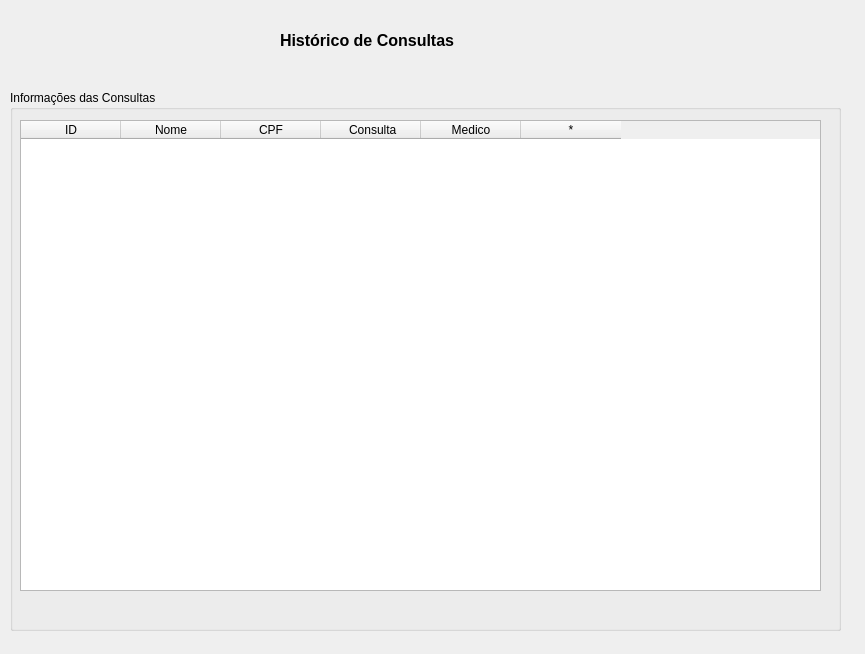
Above: ui/historico.ui from willasantos/Projeto-SDMC before the change. Below: the same form after it.
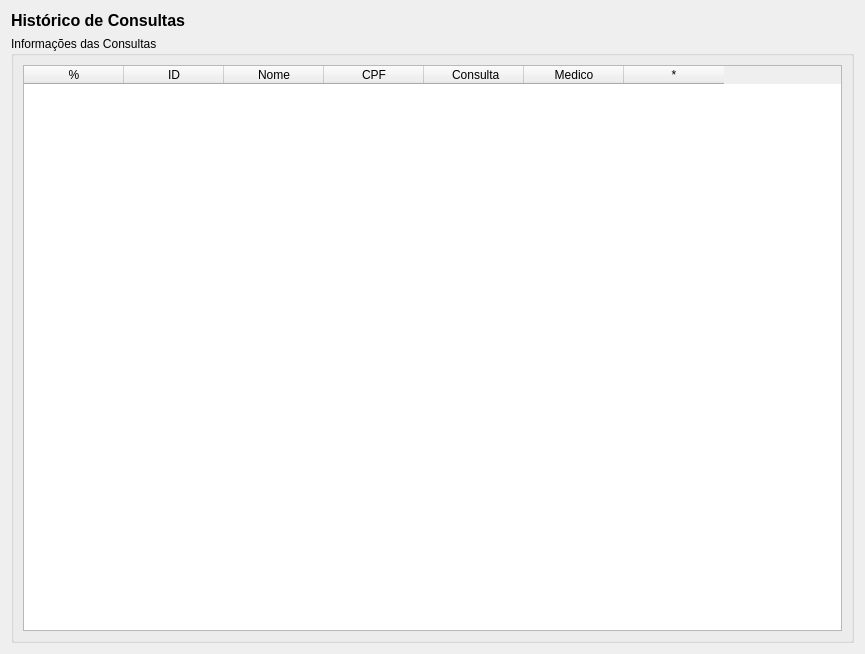
That is the form after the change.

```diff
--- a/ui/historico.ui
+++ b/ui/historico.ui
@@ -13,15 +13,9 @@
   <property name="windowTitle">
    <string>Historico das Consultas</string>
   </property>
+  <layout class="QVBoxLayout" name="verticalLayout_2">
+   <item>
   <widget class="QLabel" name="label">
-   <property name="geometry">
-    <rect>
-     <x>280</x>
-     <y>10</y>
-     <width>191</width>
-     <height>61</height>
-    </rect>
-   </property>
    <property name="font">
     <font>
      <pointsize>12</pointsize>
@@ -33,27 +27,20 @@
     <string>Histórico de Consultas</string>
    </property>
   </widget>
+   </item>
+   <item>
   <widget class="QGroupBox" name="groupBox">
-   <property name="geometry">
-    <rect>
-     <x>10</x>
-     <y>90</y>
-     <width>831</width>
-     <height>541</height>
-    </rect>
-   </property>
    <property name="title">
     <string>Informações das Consultas</string>
    </property>
+     <layout class="QVBoxLayout" name="verticalLayout">
+      <item>
    <widget class="QTableWidget" name="tableWidget">
-    <property name="geometry">
-     <rect>
-      <x>10</x>
-      <y>30</y>
-      <width>801</width>
-      <height>471</height>
-     </rect>
-    </property>
+        <column>
+         <property name="text">
+          <string>%</string>
+         </property>
+        </column>
     <column>
      <property name="text">
       <string>ID</string>
@@ -85,7 +72,11 @@
      </property>
     </column>
    </widget>
-  </widget>
+      </item>
+     </layout>
+    </widget>
+   </item>
+  </layout>
  </widget>
  <resources/>
  <connections/>
```
Lines whose indentation alone changed are shown as unchanged.
